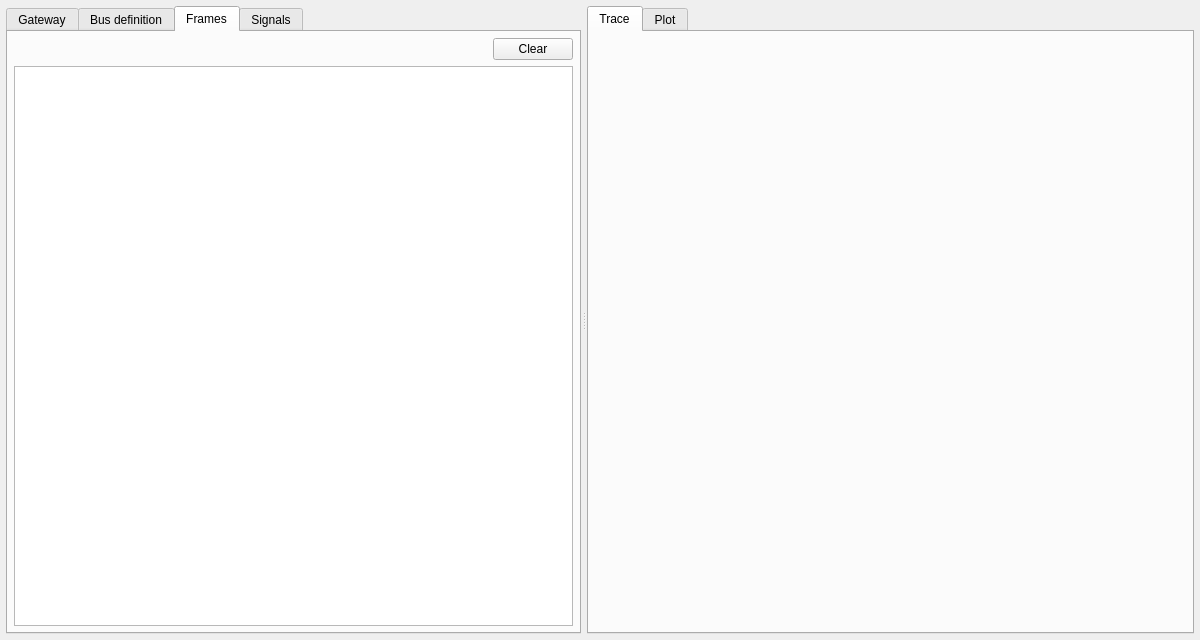
Before: the Qt Designer form ui/mainwindow.ui in mwkpe/tincan, drawn with Qt 5.
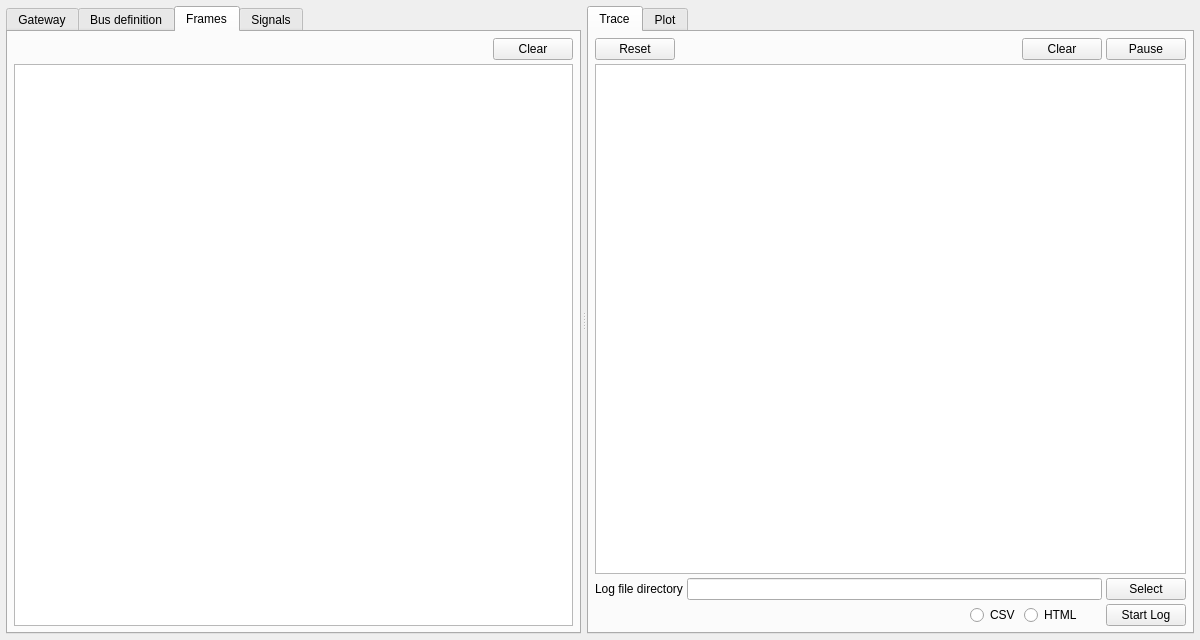
After: the same form once the commit is applied. The open tabs and pages were chosen to show the change.

Commit message: Build trace tab

What changed in the file:
```diff
--- a/ui/mainwindow.ui
+++ b/ui/mainwindow.ui
@@ -410,22 +410,6 @@
            </item>
           </layout>
          </item>
-         <item>
-          <spacer name="verticalSpacer_3">
-           <property name="orientation">
-            <enum>Qt::Vertical</enum>
-           </property>
-           <property name="sizeType">
-            <enum>QSizePolicy::Fixed</enum>
-           </property>
-           <property name="sizeHint" stdset="0">
-            <size>
-             <width>20</width>
-             <height>2</height>
-            </size>
-           </property>
-          </spacer>
-         </item>
          <item>
           <widget class="QTreeView" name="treeViewFrames">
            <property name="minimumSize">
@@ -482,6 +466,148 @@
         <attribute name="title">
          <string>Trace</string>
         </attribute>
+        <layout class="QVBoxLayout" name="verticalLayout_4">
+         <property name="spacing">
+          <number>4</number>
+         </property>
+         <property name="leftMargin">
+          <number>6</number>
+         </property>
+         <property name="topMargin">
+          <number>6</number>
+         </property>
+         <property name="rightMargin">
+          <number>6</number>
+         </property>
+         <property name="bottomMargin">
+          <number>6</number>
+         </property>
+         <item>
+          <layout class="QHBoxLayout" name="horizontalLayout_9">
+           <property name="spacing">
+            <number>4</number>
+           </property>
+           <item>
+            <widget class="QPushButton" name="pushResetTrace">
+             <property name="text">
+              <string>Reset</string>
+             </property>
+            </widget>
+           </item>
+           <item>
+            <spacer name="horizontalSpacer_9">
+             <property name="orientation">
+              <enum>Qt::Horizontal</enum>
+             </property>
+             <property name="sizeHint" stdset="0">
+              <size>
+               <width>40</width>
+               <height>20</height>
+              </size>
+             </property>
+            </spacer>
+           </item>
+           <item>
+            <widget class="QPushButton" name="pushClearTrace">
+             <property name="text">
+              <string>Clear</string>
+             </property>
+            </widget>
+           </item>
+           <item>
+            <widget class="QPushButton" name="pushPauseResumeTrace">
+             <property name="text">
+              <string>Pause</string>
+             </property>
+            </widget>
+           </item>
+          </layout>
+         </item>
+         <item>
+          <widget class="QPlainTextEdit" name="plainTrace"/>
+         </item>
+         <item>
+          <layout class="QHBoxLayout" name="horizontalLayout_10">
+           <property name="spacing">
+            <number>4</number>
+           </property>
+           <item>
+            <widget class="QLabel" name="label_4">
+             <property name="text">
+              <string>Log file directory</string>
+             </property>
+            </widget>
+           </item>
+           <item>
+            <widget class="QLineEdit" name="lineEdit_4"/>
+           </item>
+           <item>
+            <widget class="QPushButton" name="pushSelectLogDirTrace">
+             <property name="text">
+              <string>Select</string>
+             </property>
+            </widget>
+           </item>
+          </layout>
+         </item>
+         <item>
+          <layout class="QHBoxLayout" name="horizontalLayout_11">
+           <property name="spacing">
+            <number>4</number>
+           </property>
+           <item>
+            <spacer name="horizontalSpacer_10">
+             <property name="orientation">
+              <enum>Qt::Horizontal</enum>
+             </property>
+             <property name="sizeHint" stdset="0">
+              <size>
+               <width>40</width>
+               <height>20</height>
+              </size>
+             </property>
+            </spacer>
+           </item>
+           <item>
+            <widget class="QRadioButton" name="radioLogTraceCsv">
+             <property name="text">
+              <string>CSV</string>
+             </property>
+            </widget>
+           </item>
+           <item>
+            <widget class="QRadioButton" name="radioLogTraceHtml">
+             <property name="text">
+              <string>HTML</string>
+             </property>
+            </widget>
+           </item>
+           <item>
+            <spacer name="horizontalSpacer_11">
+             <property name="orientation">
+              <enum>Qt::Horizontal</enum>
+             </property>
+             <property name="sizeType">
+              <enum>QSizePolicy::Fixed</enum>
+             </property>
+             <property name="sizeHint" stdset="0">
+              <size>
+               <width>20</width>
+               <height>20</height>
+              </size>
+             </property>
+            </spacer>
+           </item>
+           <item>
+            <widget class="QPushButton" name="pushStartStopLogTrace">
+             <property name="text">
+              <string>Start Log</string>
+             </property>
+            </widget>
+           </item>
+          </layout>
+         </item>
+        </layout>
        </widget>
        <widget class="QWidget" name="tabPlot">
         <attribute name="title">
```
Left out of the diff: 25 changed lines with no effect on the pictures.
